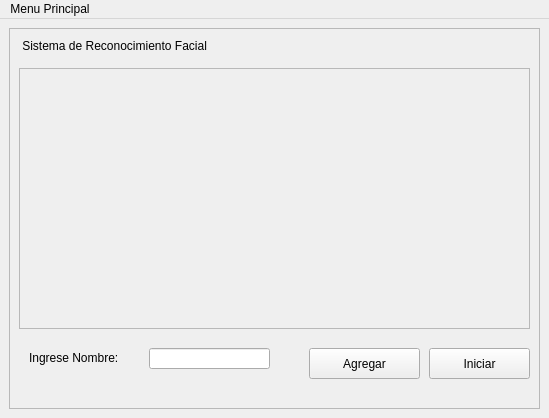
The window that view/mainwindow.ui (maximilianoPizarro/reconocimiento-facial) describes before a commit, drawn with Qt 5.
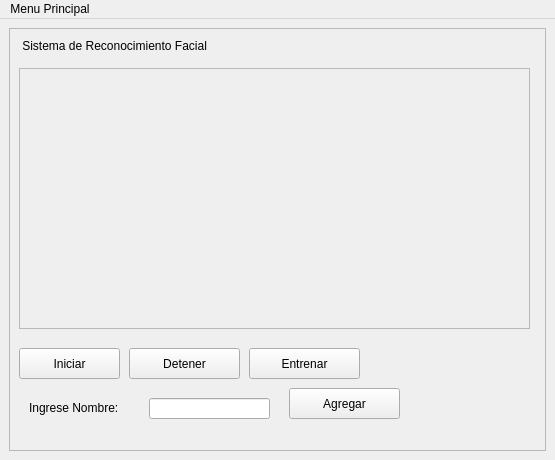
The same window after the commit. Icons and pictures are not drawn.

```diff
--- a/view/mainwindow.ui
+++ b/view/mainwindow.ui
@@ -9,8 +9,8 @@
    <rect>
     <x>0</x>
     <y>0</y>
-    <width>549</width>
-    <height>418</height>
+    <width>555</width>
+    <height>460</height>
    </rect>
   </property>
   <property name="windowTitle">
@@ -70,7 +70,7 @@
        <property name="geometry">
         <rect>
          <x>20</x>
-         <y>320</y>
+         <y>370</y>
          <width>121</width>
          <height>20</height>
         </rect>
@@ -83,7 +83,7 @@
        <property name="geometry">
         <rect>
          <x>140</x>
-         <y>320</y>
+         <y>370</y>
          <width>121</width>
          <height>21</height>
         </rect>
@@ -92,8 +92,8 @@
       <widget class="QPushButton" name="pushButton">
        <property name="geometry">
         <rect>
-         <x>300</x>
-         <y>320</y>
+         <x>280</x>
+         <y>360</y>
          <width>111</width>
          <height>31</height>
         </rect>
@@ -105,7 +105,7 @@
       <widget class="QPushButton" name="startButton">
        <property name="geometry">
         <rect>
-         <x>420</x>
+         <x>10</x>
          <y>320</y>
          <width>101</width>
          <height>31</height>
@@ -137,6 +137,32 @@
         <string/>
        </property>
       </widget>
+      <widget class="QPushButton" name="pushButton_2">
+       <property name="geometry">
+        <rect>
+         <x>240</x>
+         <y>320</y>
+         <width>111</width>
+         <height>31</height>
+        </rect>
+       </property>
+       <property name="text">
+        <string>Entrenar</string>
+       </property>
+      </widget>
+      <widget class="QPushButton" name="pushButton_3">
+       <property name="geometry">
+        <rect>
+         <x>120</x>
+         <y>320</y>
+         <width>111</width>
+         <height>31</height>
+        </rect>
+       </property>
+       <property name="text">
+        <string>Detener</string>
+       </property>
+      </widget>
      </widget>
     </item>
    </layout>
@@ -146,7 +172,7 @@
     <rect>
      <x>0</x>
      <y>0</y>
-     <width>549</width>
+     <width>555</width>
      <height>25</height>
     </rect>
    </property>
```
